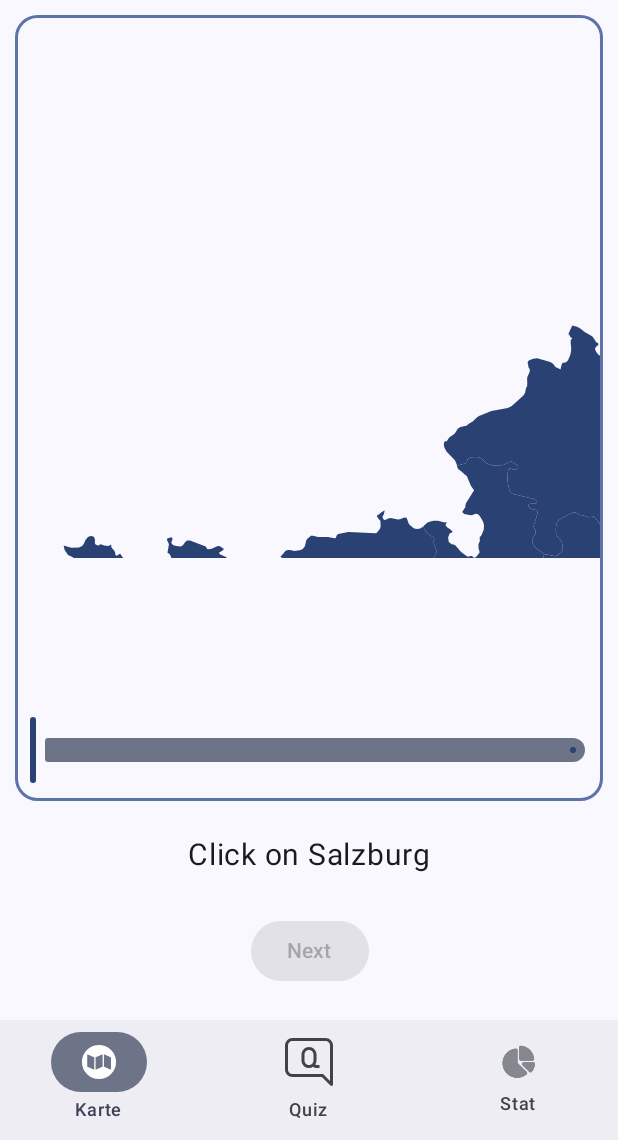
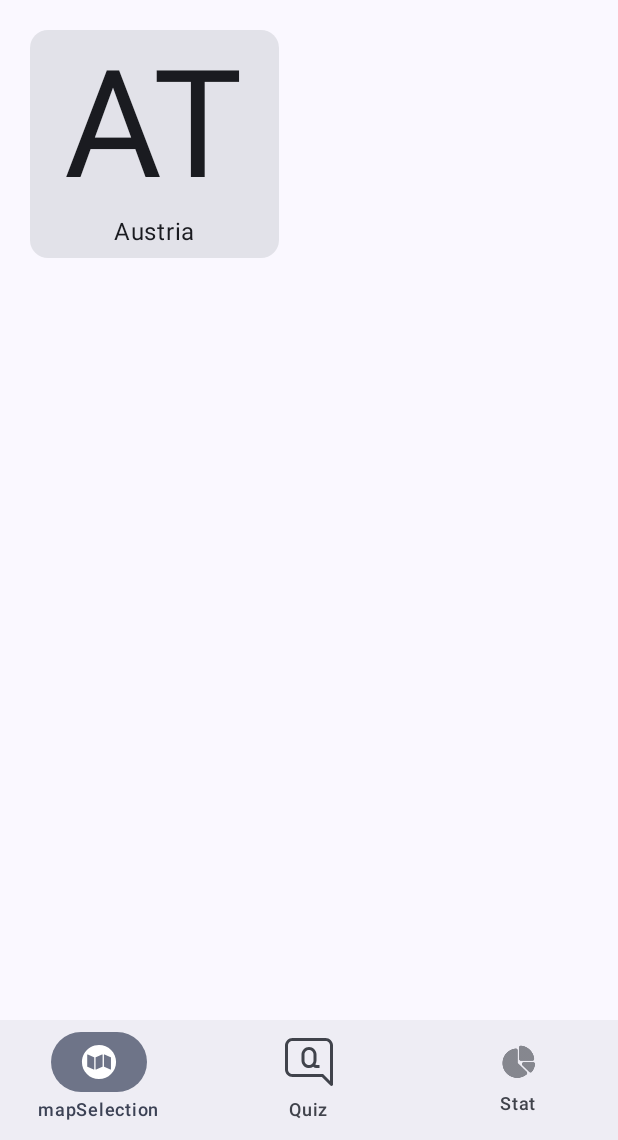
Before and after one commit to aaabdulkarim/ATQuiz, an Android app built with Jetpack Compose: the screen it shows after launch (MainActivity), on a phone screen of 412 x 824 dp, the part 96-1236 px from its top. Run offline under Robolectric (Android 15) with nearby library versions, the phone set to English and light mode, and no system bars; libraries missing offline, so code that uses them is left out: ir.ehsannarmani.compose_charts.

Commit message:
add map selection

```diff
--- a/app/src/main/java/com/example/atquiz/MainActivity.kt
+++ b/app/src/main/java/com/example/atquiz/MainActivity.kt
@@ -55,6 +55,7 @@ import com.example.atquiz.composables.Statistics
 import com.example.atquiz.composables.sampleStatUnitList
 import com.example.atquiz.models.AUSTRIA_PARTS
 import com.example.atquiz.screens.CardQuiz
+import com.example.atquiz.screens.MapSelection
 import com.example.atquiz.ui.theme.ATQuizTheme
 import com.example.atquiz.ui.theme.primary
 import com.example.atquiz.ui.theme.secondary
@@ -120,13 +121,17 @@ fun AppNavigation(navController : NavHostController) {
     val statisticList = sampleStatUnitList
 
     Column {
-        NavHost(navController, startDestination = "karte"){
+        NavHost(navController, startDestination = "mapSelection"){
             composable("stat") {
                 Statistics(statisticList)
             }
 
-            composable("karte"){
-                CardQuiz(AUSTRIA_PARTS)
+            composable("mapSelection") {
+                MapSelection(navController)
+            }
+
+            composable("austriaMap") {
+                CardQuiz(AUSTRIA_PARTS, navController)
             }
 
             composable("quiz") {
@@ -143,7 +148,7 @@ fun AppNavigation(navController : NavHostController) {
 @Composable
 fun AppNavigationBar(navController : NavController) {
     var selectedItem by remember { mutableIntStateOf(0) }
-    val items = listOf("Karte", "Quiz", "Stat")
+    val items = listOf("mapSelection", "Quiz", "Stat")
     // https://www.reshot.com/free-svg-icons/item/speech-bubble-question-CHEP4RX57W/
     // https://www.reshot.com/free-svg-icons/item/map-W4DUJ39HXV/
     // https://www.flaticon.com/free-icon/diagram_9637699?term=stats&page=1&position=67&origin=tag&related_id=9637699
--- /dev/null
+++ b/app/src/main/java/com/example/atquiz/composables/MapSelectionEntry.kt
@@ -0,0 +1,38 @@
+package com.example.atquiz.composables
+
+import androidx.compose.foundation.clickable
+import androidx.compose.foundation.layout.Arrangement
+import androidx.compose.foundation.layout.Box
+import androidx.compose.foundation.layout.Column
+import androidx.compose.foundation.layout.fillMaxSize
+import androidx.compose.foundation.layout.fillMaxWidth
+import androidx.compose.foundation.layout.padding
+import androidx.compose.material3.Card
+import androidx.compose.material3.Text
+import androidx.compose.runtime.Composable
+import androidx.compose.ui.Alignment
+import androidx.compose.ui.Modifier
+import androidx.compose.ui.unit.dp
+import androidx.compose.ui.unit.sp
+
+@Composable
+fun MapSelectionEntry(short: String, long: String, onClick: () -> Unit) {
+    Box(
+        modifier = Modifier
+            .fillMaxWidth(0.5f)
+            .padding(20.dp)
+    ) {
+        Card {
+            Column(
+                modifier = Modifier.fillMaxWidth().padding(5.dp).clickable {
+                    onClick()
+                },
+                verticalArrangement = Arrangement.Center,
+                horizontalAlignment = Alignment.CenterHorizontally
+            ) {
+                Text(text = short, fontSize = 100.sp)
+                Text(text = long)
+            }
+        }
+    }
+}
--- a/app/src/main/java/com/example/atquiz/screens/CardQuiz.kt
+++ b/app/src/main/java/com/example/atquiz/screens/CardQuiz.kt
@@ -22,12 +22,13 @@ import androidx.compose.ui.Alignment
 import androidx.compose.ui.Modifier
 import androidx.compose.ui.unit.dp
 import androidx.compose.ui.unit.sp
+import androidx.navigation.NavController
 import com.example.atquiz.composables.FullMap
 import com.example.atquiz.models.MapPart
 import kotlin.random.Random
 
 @Composable
-fun CardQuiz(partList: List<MapPart>) {
+fun CardQuiz(partList: List<MapPart>, navController: NavController) {
 
     var options by remember {
         mutableStateOf(partList.map { it.name })
@@ -88,12 +89,18 @@ fun CardQuiz(partList: List<MapPart>) {
                 if(options.isNotEmpty()) {
                     selectedOption = options[Random.nextInt(options.size)]
                     mapIsDisabled = false
+                } else {
+                    navController.navigate("mapSelection")
                 }
-                Log.e("LENGTH", options.size.toString())
                 isCorrect = false
 
+
             }) {
-                Text(text = "Next")
+                if(options.isEmpty()) {
+                    Text(text = "Back to Map Selection")
+                } else {
+                    Text(text = "Next")
+                }
             }
         }
 
--- /dev/null
+++ b/app/src/main/java/com/example/atquiz/screens/MapSelection.kt
@@ -0,0 +1,20 @@
+package com.example.atquiz.screens
+
+import androidx.compose.foundation.layout.Box
+import androidx.compose.foundation.layout.ExperimentalLayoutApi
+import androidx.compose.foundation.layout.FlowRow
+import androidx.compose.foundation.layout.fillMaxSize
+import androidx.compose.runtime.Composable
+import androidx.compose.ui.Modifier
+import androidx.navigation.NavController
+import com.example.atquiz.composables.MapSelectionEntry
+
+@OptIn(ExperimentalLayoutApi::class)
+@Composable
+fun MapSelection(navController: NavController) {
+    FlowRow(modifier = Modifier.fillMaxSize()) {
+        MapSelectionEntry("AT", "Austria", onClick = {
+            navController.navigate("austriaMap")
+        })
+    }
+}
```
